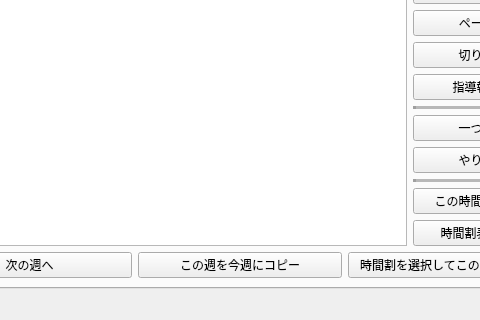
Qt form mainwindow.ui (ROMEKANA/TimeTable) before a commit; both pictures show x 513 to 993 and y 486 to 806 of the 1085 by 806 pixel window.
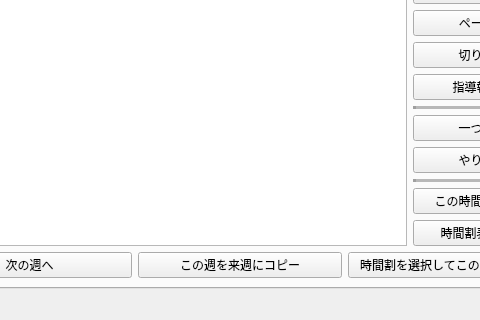
The same form after that commit.

Commit message: バージョンを0.2.2に更新し、現在の週を来週としてコピー保存する機能の名称を変更。関連するUIテキストも更新。

Patch:
```diff
--- a/mainwindow.ui
+++ b/mainwindow.ui
@@ -280,7 +280,7 @@
           <item>
            <widget class="QPushButton" name="copyToThisWeek">
             <property name="text">
-             <string>この週を今週にコピー</string>
+             <string>この週を来週にコピー</string>
             </property>
            </widget>
           </item>
```
The commit also changes 3 other files.
